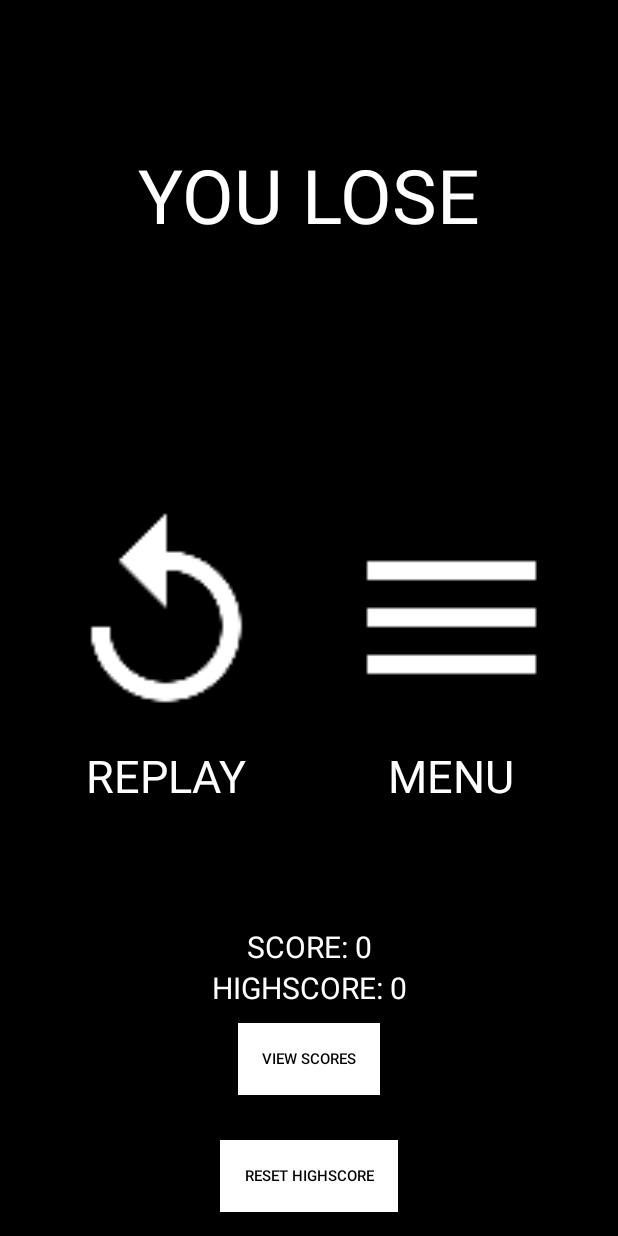
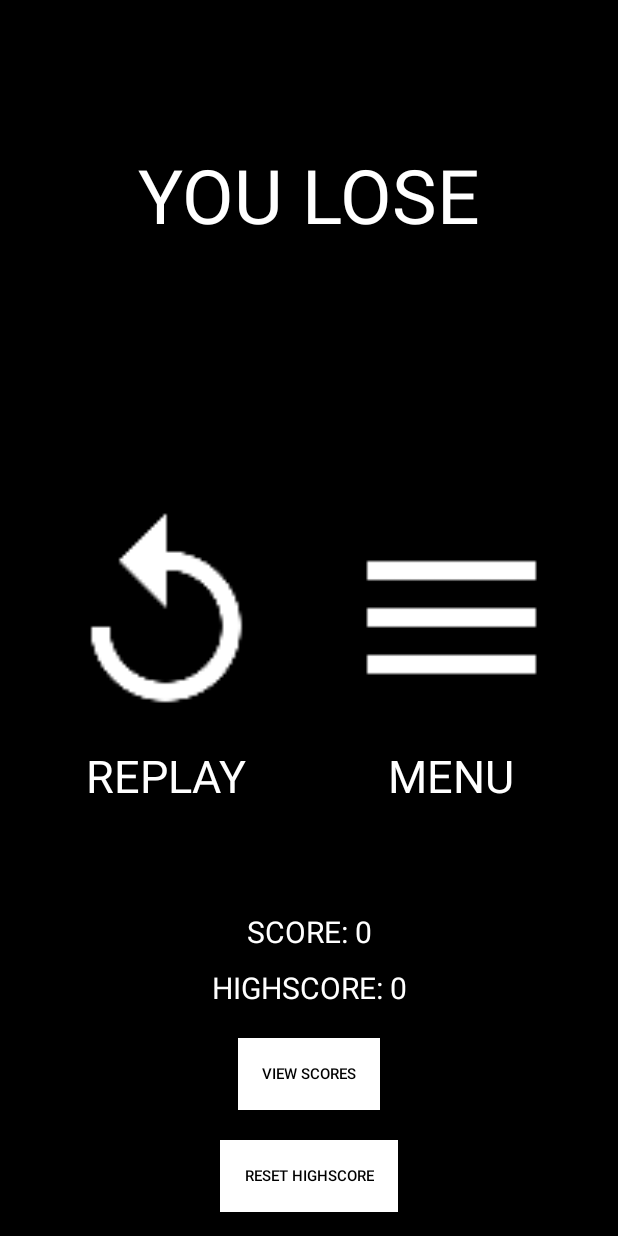
Before and after one commit to kevinw123/Educator-Android, an Android app: the DoneActivity screen opened directly, with no data from a screen before it, on a phone screen of 412 x 824 dp. Run offline under Robolectric (Android 15) with nearby library versions, the phone set to English and light mode, and no system bars; our stand-ins replace Firebase (no records; nobody signed in at launch, a user with empty details on screens opened directly).

Commit message:
Add padding to activity done

```diff
--- a/app/src/main/res/layout/activity_done.xml
+++ b/app/src/main/res/layout/activity_done.xml
@@ -90,6 +90,7 @@
             android:layout_width="match_parent"
             android:layout_height="wrap_content"
             android:layout_above="@+id/highscoreDone"
+            android:layout_marginBottom="@dimen/buttonText_margin_top"
             android:text="SCORE: 0"
             android:textSize="@dimen/lastGameScore_size"
             android:textColor="@color/colorText"
@@ -100,6 +101,7 @@
             android:layout_width="match_parent"
             android:layout_height="wrap_content"
             android:layout_above="@+id/viewScoresButton"
+            android:layout_marginBottom="@dimen/buttonText_margin_top"
             android:text="HIGHSCORE: 0"
             android:textSize="@dimen/lastGameScore_size"
             android:textColor="@color/colorText"
@@ -110,14 +112,13 @@
             android:layout_width="wrap_content"
             android:layout_height="wrap_content"
             android:layout_centerHorizontal="true"
-            android:layout_margin="@dimen/buttonText_margin_top"
+            android:layout_marginTop="@dimen/buttonText_margin_top"
             android:padding="@dimen/activity_vertical_margin"
             android:text="VIEW SCORES"
             android:textSize="10sp"
             android:background="@color/colorText"
             android:textColor="@color/colorWin"
-            android:layout_above="@+id/resetHighscoreButton"
-            />
+            android:layout_above="@+id/resetHighscoreButton" />
 
         <Button
             android:id="@+id/resetHighscoreButton"
@@ -132,8 +133,6 @@
             android:background="@color/colorText"
             android:textColor="@color/colorWin"/>
 
-
-
     </RelativeLayout>
 
 </RelativeLayout>
```
